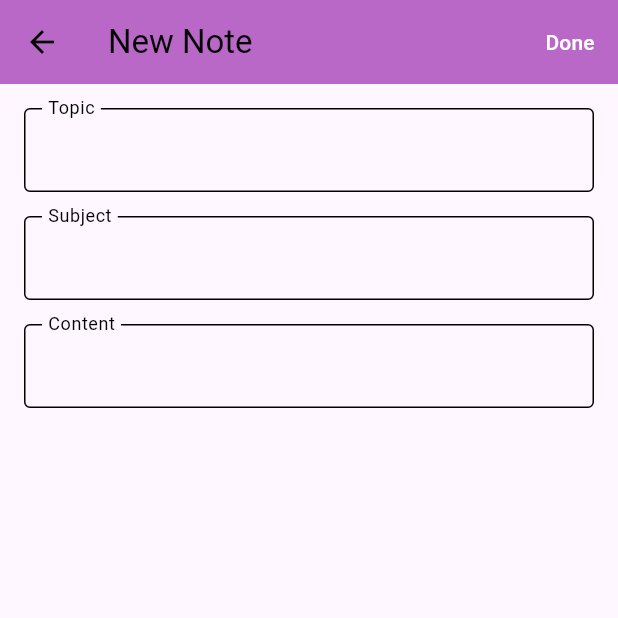
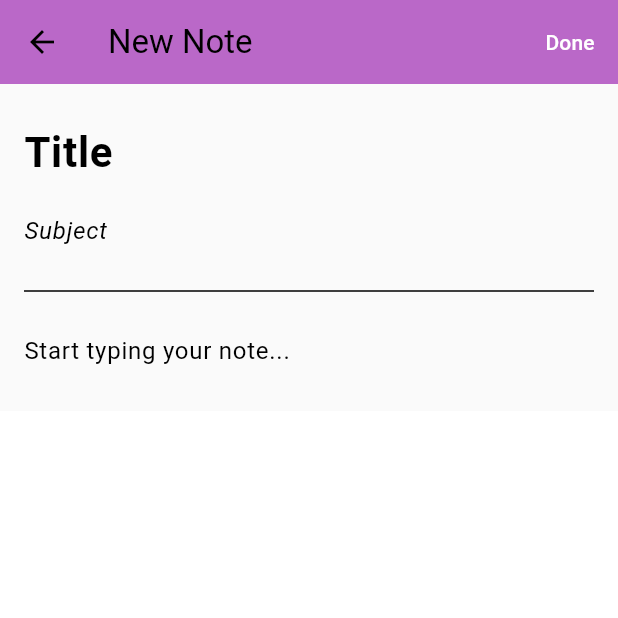
Before and after one commit to Oroskan/SETP-Coursework-1, a Flutter app: the CreateNotePage screen opened directly, on a phone screen of 412 x 824 dp, the top half of it. Run offline on Flutter 3.47's test engine with Material 3 defaults, Android fonts, the phone set to English and light mode, and no system bars; our stand-ins replace flutter_settings_screens, flutter_spinkit, share_plus.

Commit message:
make the notes look more like notes

```diff
--- a/flutter_project/lib/create_note.dart
+++ b/flutter_project/lib/create_note.dart
@@ -41,14 +41,13 @@ class CreateNotePageState extends State<CreateNotePage> {
     return PopScope(
       canPop: false,
       onPopInvoked: (didPop) {
-        if (didPop) {
-          return;
-        }
+        if (didPop) return;
         Navigator.pop(context, null);
       },
       child: Theme(
         data: getTheme(darkMode),
         child: Scaffold(
+          backgroundColor: darkMode ? Colors.black87 : Colors.white,
           appBar: AppBar(
             backgroundColor: Colors.purple[300],
             title: const Text("New Note"),
@@ -64,41 +63,55 @@ class CreateNotePageState extends State<CreateNotePage> {
               ),
             ],
           ),
-          body: Padding(
+          body: Container(
+            color: darkMode ? Colors.black87 : const Color(0xFFFAFAFA),
+            child: SingleChildScrollView(
+              child: Padding(
                 padding: const EdgeInsets.all(16.0),
                 child: Column(
                   children: [
                     TextField(
                       controller: _titleController,
+                      style: const TextStyle(
+                        fontSize: 28,
+                        fontWeight: FontWeight.bold,
+                      ),
                       decoration: const InputDecoration(
-                    labelText: "Topic",
-                    floatingLabelBehavior: FloatingLabelBehavior.always,
-                    border: OutlineInputBorder(),
+                        hintText: 'Title',
+                        border: InputBorder.none,
+                        contentPadding: EdgeInsets.symmetric(vertical: 8),
                       ),
                     ),
-                const SizedBox(height: 16),
                     TextField(
                       controller: _subtitleController,
+                      style: TextStyle(
+                        fontSize: 16,
+                        color: Colors.grey[600],
+                        fontStyle: FontStyle.italic,
+                      ),
                       decoration: const InputDecoration(
-                    labelText: "Subject",
-                    floatingLabelBehavior: FloatingLabelBehavior.always,
-                    border: OutlineInputBorder(),
+                        hintText: 'Subject',
+                        border: InputBorder.none,
+                        contentPadding: EdgeInsets.symmetric(vertical: 8),
                       ),
                     ),
-                const SizedBox(height: 16),
-                Expanded(
-                  child: TextField(
+                    const Divider(height: 32),
+                    TextField(
                       controller: _contentController,
+                      style: const TextStyle(
+                        fontSize: 16,
+                        height: 1.5,
+                      ),
                       decoration: const InputDecoration(
-                      labelText: "Content",
-                      floatingLabelBehavior: FloatingLabelBehavior.always,
-                      border: OutlineInputBorder(),
+                        hintText: 'Start typing your note...',
+                        border: InputBorder.none,
                       ),
                       maxLines: null,
                       keyboardType: TextInputType.multiline,
                     ),
+                  ],
                 ),
-              ],
+              ),
             ),
           ),
         ),
```
Also changed, not shown: flutter_project/lib/note_editor.dart (+32 -13 lines), flutter_project/lib/notes_menu.dart (line endings or trailing spaces), flutter_project/pubspec.lock. Lines whose indentation alone changed are shown as unchanged.
